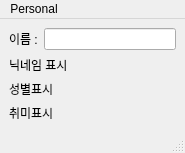
7SH7/ai_study_avr, file 05 QT/practice_pyqt/EX04-17/main_wnd.ui: the form before one commit.
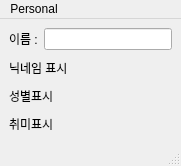
The form after the commit.

Patch:
```diff
--- a/05 QT/practice_pyqt/EX04-17/main_wnd.ui
+++ b/05 QT/practice_pyqt/EX04-17/main_wnd.ui
@@ -6,8 +6,8 @@
    <rect>
     <x>0</x>
     <y>0</y>
-    <width>185</width>
-    <height>134</height>
+    <width>181</width>
+    <height>166</height>
    </rect>
   </property>
   <property name="windowTitle">
@@ -57,8 +57,8 @@
     <rect>
      <x>0</x>
      <y>0</y>
-     <width>185</width>
-     <height>20</height>
+     <width>181</width>
+     <height>33</height>
     </rect>
    </property>
    <widget class="QMenu" name="menuPersonal">
```
